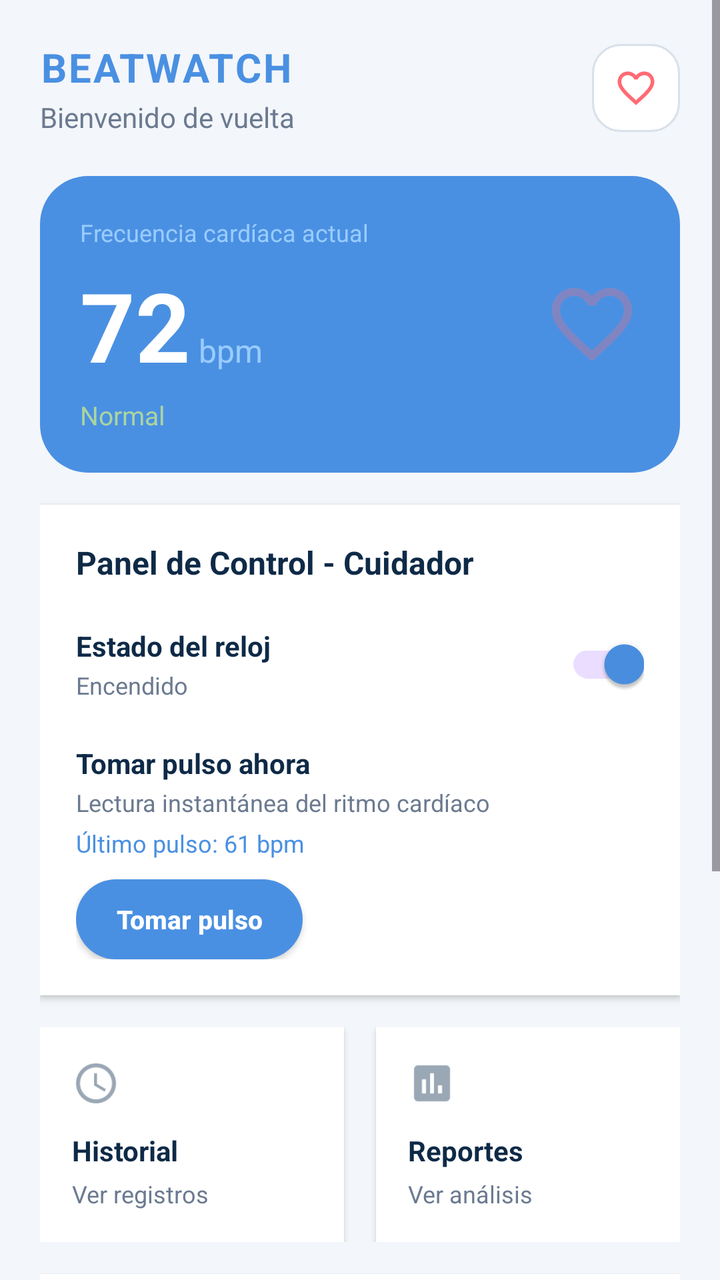
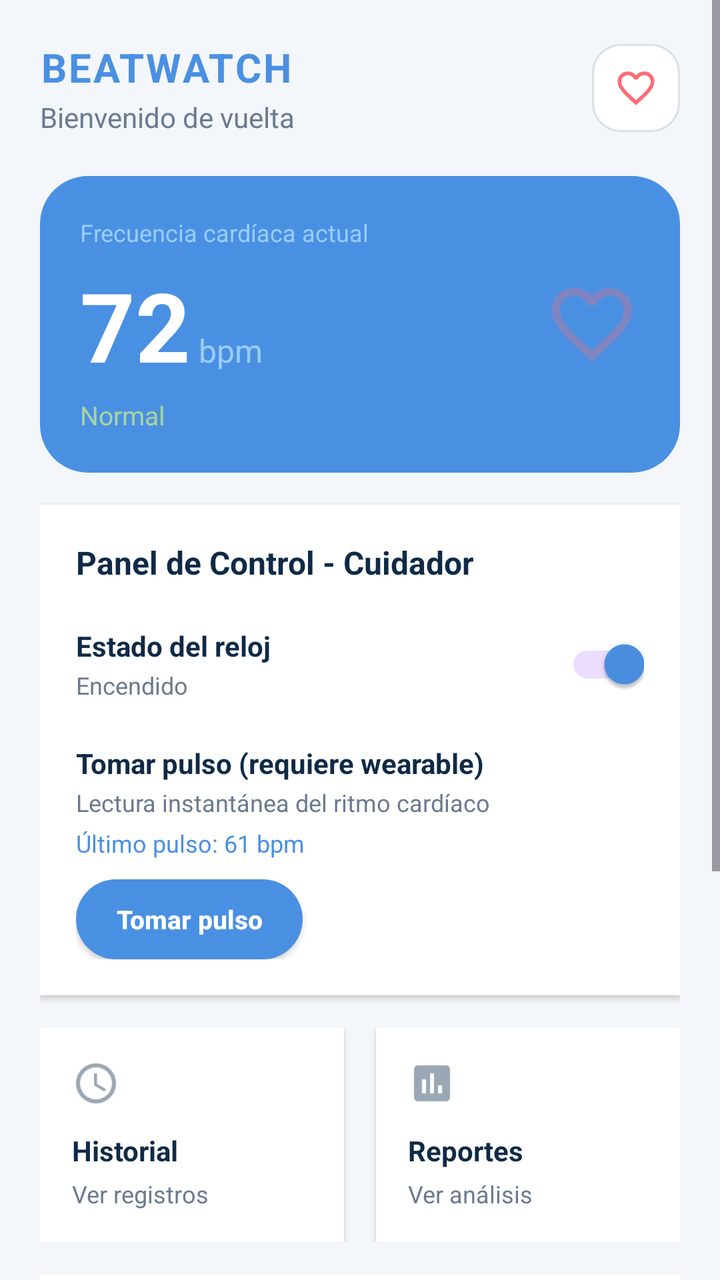

Compare the two renders of this Android layout. The source of the first and the diff that turns it into the second are given below.
<!-- AndroidManifest.xml: application theme Theme.BEATWATCH -->
<!-- res/layout/fragment_inicio.xml -->
<?xml version="1.0" encoding="utf-8"?>
<ScrollView xmlns:android="http://schemas.android.com/apk/res/android"
    android:layout_width="match_parent"
    android:layout_height="match_parent"
    android:background="@color/beatwatch_background">

    <LinearLayout
        android:layout_width="match_parent"
        android:layout_height="wrap_content"
        android:orientation="vertical"
        android:padding="20dp">

        
        <LinearLayout
            android:layout_width="match_parent"
            android:layout_height="wrap_content"
            android:gravity="center_vertical"
            android:orientation="horizontal">

            <LinearLayout
                android:layout_width="0dp"
                android:layout_height="wrap_content"
                android:layout_weight="1"
                android:orientation="vertical">

                <TextView
                    android:layout_width="wrap_content"
                    android:layout_height="wrap_content"
                    android:letterSpacing="0.05"
                    android:text="@string/app_name"
                    android:textColor="@color/beatwatch_blue"
                    android:textSize="20sp"
                    android:textStyle="bold" />

                <TextView
                    android:layout_width="wrap_content"
                    android:layout_height="wrap_content"
                    android:layout_marginTop="2dp"
                    android:text="Bienvenido de vuelta"
                    android:textColor="#6B7A90"
                    android:textSize="14sp" />
            </LinearLayout>

            
            <FrameLayout
                android:layout_width="44dp"
                android:layout_height="44dp"
                android:background="@drawable/bg_token_input">

                <ImageView
                    android:layout_width="22dp"
                    android:layout_height="22dp"
                    android:layout_gravity="center"
                    android:contentDescription="Notificaciones"
                    android:src="@drawable/ic_heart_outline" />
            </FrameLayout>
        </LinearLayout>

        
        <LinearLayout
            android:layout_width="match_parent"
            android:layout_height="wrap_content"
            android:layout_marginTop="20dp"
            android:background="@drawable/bg_primary_button"
            android:orientation="horizontal"
            android:padding="20dp">

            <LinearLayout
                android:layout_width="0dp"
                android:layout_height="wrap_content"
                android:layout_weight="1"
                android:orientation="vertical">

                <TextView
                    android:layout_width="wrap_content"
                    android:layout_height="wrap_content"
                    android:text="Frecuencia cardíaca actual"
                    android:textColor="#99CCFF"
                    android:textSize="12sp" />

                <LinearLayout
                    android:layout_width="wrap_content"
                    android:layout_height="wrap_content"
                    android:layout_marginTop="6dp"
                    android:gravity="bottom"
                    android:orientation="horizontal">

                    <TextView
                        android:id="@+id/tvFrecuenciaCardiaca"
                        android:layout_width="wrap_content"
                        android:layout_height="wrap_content"
                        android:text="72"
                        android:textColor="@color/white"
                        android:textSize="48sp"
                        android:textStyle="bold" />

                    <TextView
                        android:layout_width="wrap_content"
                        android:layout_height="wrap_content"
                        android:layout_marginStart="4dp"
                        android:text="bpm"
                        android:textColor="#99CCFF"
                        android:textSize="16sp" />
                </LinearLayout>

                <TextView
                    android:id="@+id/tvEstadoFrecuencia"
                    android:layout_width="wrap_content"
                    android:layout_height="wrap_content"
                    android:layout_marginTop="4dp"
                    android:text="Normal"
                    android:textColor="#AAD4A0"
                    android:textSize="13sp" />
            </LinearLayout>

            <ImageView
                android:layout_width="48dp"
                android:layout_height="48dp"
                android:layout_gravity="center_vertical"
                android:alpha="0.3"
                android:contentDescription="Corazón"
                android:src="@drawable/ic_heart_outline" />
        </LinearLayout>

        
        <LinearLayout
            android:layout_width="match_parent"
            android:layout_height="wrap_content"
            android:layout_marginTop="16dp"
            android:background="@color/white"
            android:elevation="2dp"
            android:orientation="vertical"
            android:outlineProvider="background"
            android:padding="18dp">

            <TextView
                android:layout_width="wrap_content"
                android:layout_height="wrap_content"
                android:text="Panel de Control - Cuidador"
                android:textColor="@color/beatwatch_dark_blue"
                android:textSize="16sp"
                android:textStyle="bold" />

            
            <LinearLayout
                android:layout_width="match_parent"
                android:layout_height="wrap_content"
                android:layout_marginTop="16dp"
                android:gravity="center_vertical"
                android:orientation="horizontal">

                <LinearLayout
                    android:layout_width="0dp"
                    android:layout_height="wrap_content"
                    android:layout_weight="1"
                    android:orientation="vertical">

                    <TextView
                        android:layout_width="wrap_content"
                        android:layout_height="wrap_content"
                        android:text="Estado del reloj"
                        android:textColor="@color/beatwatch_dark_blue"
                        android:textSize="14sp"
                        android:textStyle="bold" />

                    <TextView
                        android:id="@+id/tvEstadoReloj"
                        android:layout_width="wrap_content"
                        android:layout_height="wrap_content"
                        android:layout_marginTop="2dp"
                        android:text="Encendido"
                        android:textColor="#6B7A90"
                        android:textSize="12sp" />
                </LinearLayout>

                <androidx.appcompat.widget.SwitchCompat
                    android:id="@+id/switchReloj"
                    android:layout_width="wrap_content"
                    android:layout_height="wrap_content"
                    android:checked="true"
                    android:thumbTint="@color/white"
                    android:trackTint="@color/beatwatch_blue" />
            </LinearLayout>

            
            <LinearLayout
                android:layout_width="match_parent"
                android:layout_height="wrap_content"
                android:layout_marginTop="16dp"
                android:orientation="vertical">

                <TextView
                    android:layout_width="wrap_content"
                    android:layout_height="wrap_content"
                    android:text="Tomar pulso ahora"
                    android:textColor="@color/beatwatch_dark_blue"
                    android:textSize="14sp"
                    android:textStyle="bold" />

                <TextView
                    android:layout_width="wrap_content"
                    android:layout_height="wrap_content"
                    android:layout_marginTop="2dp"
                    android:text="Lectura instantánea del ritmo cardíaco"
                    android:textColor="#6B7A90"
                    android:textSize="12sp" />

                <TextView
                    android:id="@+id/tvUltimoPulso"
                    android:layout_width="wrap_content"
                    android:layout_height="wrap_content"
                    android:layout_marginTop="4dp"
                    android:text="Último pulso: 61 bpm"
                    android:textColor="@color/beatwatch_blue"
                    android:textSize="12sp" />

                <androidx.appcompat.widget.AppCompatButton
                    android:id="@+id/btnTomarPulso"
                    android:layout_width="wrap_content"
                    android:layout_height="40dp"
                    android:layout_marginTop="10dp"
                    android:background="@drawable/bg_primary_button"
                    android:paddingHorizontal="20dp"
                    android:text="Tomar pulso"
                    android:textAllCaps="false"
                    android:textColor="@color/white"
                    android:textSize="13sp"
                    android:textStyle="bold" />
            </LinearLayout>
        </LinearLayout>

        
        <LinearLayout
            android:layout_width="match_parent"
            android:layout_height="wrap_content"
            android:layout_marginTop="16dp"
            android:orientation="horizontal">

            
            <LinearLayout
                android:id="@+id/cardHistorial"
                android:layout_width="0dp"
                android:layout_height="wrap_content"
                android:layout_marginEnd="8dp"
                android:layout_weight="1"
                android:background="@color/white"
                android:clickable="true"
                android:elevation="2dp"
                android:focusable="true"
                android:orientation="vertical"
                android:padding="16dp">

                <ImageView
                    android:layout_width="24dp"
                    android:layout_height="24dp"
                    android:contentDescription="Historial"
                    android:src="@drawable/ic_historial" />

                <TextView
                    android:layout_width="wrap_content"
                    android:layout_height="wrap_content"
                    android:layout_marginTop="12dp"
                    android:text="Historial"
                    android:textColor="@color/beatwatch_dark_blue"
                    android:textSize="14sp"
                    android:textStyle="bold" />

                <TextView
                    android:layout_width="wrap_content"
                    android:layout_height="wrap_content"
                    android:layout_marginTop="4dp"
                    android:text="Ver registros"
                    android:textColor="#6B7A90"
                    android:textSize="12sp" />
            </LinearLayout>

            
            <LinearLayout
                android:id="@+id/cardReportes"
                android:layout_width="0dp"
                android:layout_height="wrap_content"
                android:layout_marginStart="8dp"
                android:layout_weight="1"
                android:background="@color/white"
                android:clickable="true"
                android:elevation="2dp"
                android:focusable="true"
                android:orientation="vertical"
                android:padding="16dp">

                <ImageView
                    android:layout_width="24dp"
                    android:layout_height="24dp"
                    android:contentDescription="Reportes"
                    android:src="@drawable/ic_reportes" />

                <TextView
                    android:layout_width="wrap_content"
                    android:layout_height="wrap_content"
                    android:layout_marginTop="12dp"
                    android:text="Reportes"
                    android:textColor="@color/beatwatch_dark_blue"
                    android:textSize="14sp"
                    android:textStyle="bold" />

                <TextView
                    android:layout_width="wrap_content"
                    android:layout_height="wrap_content"
                    android:layout_marginTop="4dp"
                    android:text="Ver análisis"
                    android:textColor="#6B7A90"
                    android:textSize="12sp" />
            </LinearLayout>
        </LinearLayout>

        
        <LinearLayout
            android:layout_width="match_parent"
            android:layout_height="wrap_content"
            android:layout_marginTop="16dp"
            android:layout_marginBottom="20dp"
            android:background="@color/white"
            android:elevation="2dp"
            android:orientation="vertical"
            android:padding="18dp">

            <TextView
                android:layout_width="wrap_content"
                android:layout_height="wrap_content"
                android:text="Paciente"
                android:textColor="@color/beatwatch_dark_blue"
                android:textSize="16sp"
                android:textStyle="bold" />

            <LinearLayout
                android:layout_width="match_parent"
                android:layout_height="wrap_content"
                android:layout_marginTop="12dp"
                android:gravity="center_vertical"
                android:orientation="horizontal">

                <ImageView
                    android:layout_width="44dp"
                    android:layout_height="44dp"
                    android:contentDescription="Avatar"
                    android:src="@drawable/ic_perfil" />

                <LinearLayout
                    android:layout_width="0dp"
                    android:layout_height="wrap_content"
                    android:layout_marginStart="12dp"
                    android:layout_weight="1"
                    android:orientation="vertical">

                    <TextView
                        android:id="@+id/tvNombrePaciente"
                        android:layout_width="wrap_content"
                        android:layout_height="wrap_content"
                        android:textColor="@color/beatwatch_dark_blue"
                        android:textSize="15sp"
                        android:textStyle="bold" />

                    <TextView
                        android:id="@+id/tvDetallesPaciente"
                        android:layout_width="wrap_content"
                        android:layout_height="wrap_content"
                        android:layout_marginTop="2dp"
                        android:textColor="#6B7A90"
                        android:textSize="13sp" />

                    <TextView
                        android:id="@+id/tvDiagnosticoPaciente"
                        android:layout_width="wrap_content"
                        android:layout_height="wrap_content"
                        android:layout_marginTop="2dp"
                        android:textColor="@color/beatwatch_heart"
                        android:textSize="13sp" />
                </LinearLayout>
            </LinearLayout>
        </LinearLayout>

        
        <LinearLayout
            android:layout_width="match_parent"
            android:layout_height="wrap_content"
            android:layout_marginTop="16dp"
            android:layout_marginBottom="20dp"
            android:orientation="vertical">

            <LinearLayout
                android:layout_width="match_parent"
                android:layout_height="wrap_content"
                android:gravity="center_vertical"
                android:orientation="horizontal">

                <TextView
                    android:layout_width="0dp"
                    android:layout_height="wrap_content"
                    android:layout_weight="1"
                    android:text="Dispositivos enlazados"
                    android:textColor="@color/beatwatch_dark_blue"
                    android:textSize="16sp"
                    android:textStyle="bold" />

                <TextView
                    android:id="@+id/tvAgregarDispositivo"
                    android:layout_width="wrap_content"
                    android:layout_height="wrap_content"
                    android:clickable="true"
                    android:focusable="true"
                    android:padding="4dp"
                    android:text="+ Agregar Dispositivo"
                    android:textColor="@color/beatwatch_blue"
                    android:textSize="14sp"
                    android:textStyle="bold" />
            </LinearLayout>

            <TextView
                android:id="@+id/tvCargandoDispositivos"
                android:layout_width="match_parent"
                android:layout_height="wrap_content"
                android:layout_marginTop="12dp"
                android:background="@color/white"
                android:elevation="2dp"
                android:gravity="center"
                android:padding="20dp"
                android:text="Cargando dispositivos..."
                android:textColor="#6B7A90"
                android:textSize="14sp" />

            <LinearLayout
                android:id="@+id/emptyDispositivos"
                android:layout_width="match_parent"
                android:layout_height="wrap_content"
                android:layout_marginTop="12dp"
                android:background="@color/white"
                android:elevation="2dp"
                android:gravity="center"
                android:orientation="vertical"
                android:padding="20dp"
                android:visibility="gone">

                <TextView
                    android:layout_width="wrap_content"
                    android:layout_height="wrap_content"
                    android:text="Aún no tienes dispositivos enlazados."
                    android:textColor="#6B7A90"
                    android:textSize="14sp" />

                <androidx.appcompat.widget.AppCompatButton
                    android:id="@+id/btnAgregarDispositivoEmpty"
                    android:layout_width="wrap_content"
                    android:layout_height="40dp"
                    android:layout_marginTop="12dp"
                    android:background="@drawable/bg_primary_button"
                    android:paddingHorizontal="20dp"
                    android:text="Buscar dispositivo Bluetooth"
                    android:textAllCaps="false"
                    android:textColor="@color/white"
                    android:textSize="13sp"
                    android:textStyle="bold" />
            </LinearLayout>

            <androidx.recyclerview.widget.RecyclerView
                android:id="@+id/rvDispositivos"
                android:layout_width="match_parent"
                android:layout_height="wrap_content"
                android:layout_marginTop="12dp"
                android:nestedScrollingEnabled="false"
                android:visibility="gone" />
        </LinearLayout>

    </LinearLayout>
</ScrollView>
<!-- resources referenced by this layout -->
<resources>
  <color name="beatwatch_background">#F3F6FA</color>
  <color name="beatwatch_blue">#4A90E2</color>
  <color name="beatwatch_dark_blue">#0E2A47</color>
  <color name="beatwatch_heart">#FF6B75</color>
  <color name="white">#FFFFFF</color>
  <!-- drawable bg_primary_button (drawable) -->
  <?xml version="1.0" encoding="utf-8"?>
  <ripple xmlns:android="http://schemas.android.com/apk/res/android"
      android:color="#40FFFFFF">
      <item>
          <shape android:shape="rectangle">
              <solid android:color="@color/beatwatch_blue" />
              <corners android:radius="24dp" />
          </shape>
      </item>
  </ripple>
  <!-- drawable bg_token_input (drawable) -->
  <?xml version="1.0" encoding="utf-8"?>
  <selector xmlns:android="http://schemas.android.com/apk/res/android">
  
      <item android:state_focused="true">
          <shape android:shape="rectangle">
              <solid android:color="@color/white" />
              <stroke android:width="1.5dp" android:color="@color/beatwatch_blue" />
              <corners android:radius="14dp" />
          </shape>
      </item>
  
      <item>
          <shape android:shape="rectangle">
              <solid android:color="@color/white" />
              <stroke android:width="1dp" android:color="@color/input_border" />
              <corners android:radius="14dp" />
          </shape>
      </item>
  
  </selector>
  <!-- drawable ic_historial (drawable) -->
  <?xml version="1.0" encoding="utf-8"?>
  <vector xmlns:android="http://schemas.android.com/apk/res/android"
      android:width="24dp"
      android:height="24dp"
      android:viewportWidth="24"
      android:viewportHeight="24">
      <path
          android:fillColor="#9AA7B4"
          android:pathData="M11.99,2C6.47,2 2,6.48 2,12s4.47,10 9.99,10C17.52,22 22,17.52 22,12S17.52,2 11.99,2zM12,20c-4.42,0 -8,-3.58 -8,-8s3.58,-8 8,-8 8,3.58 8,8 -3.58,8 -8,8zM12.5,7H11v6l5.25,3.15 0.75,-1.23 -4.5,-2.67z" />
  </vector>
  <!-- drawable ic_perfil (drawable) -->
  <?xml version="1.0" encoding="utf-8"?>
  <vector xmlns:android="http://schemas.android.com/apk/res/android"
      android:width="24dp"
      android:height="24dp"
      android:viewportWidth="24"
      android:viewportHeight="24">
      <path
          android:fillColor="#9AA7B4"
          android:pathData="M12,12c2.21,0 4,-1.79 4,-4s-1.79,-4 -4,-4 -4,1.79 -4,4 1.79,4 4,4zM12,14c-2.67,0 -8,1.34 -8,4v2h16v-2c0,-2.66 -5.33,-4 -8,-4z" />
  </vector>
  <!-- drawable ic_reportes (drawable) -->
  <?xml version="1.0" encoding="utf-8"?>
  <vector xmlns:android="http://schemas.android.com/apk/res/android"
      android:width="24dp"
      android:height="24dp"
      android:viewportWidth="24"
      android:viewportHeight="24">
      <path
          android:fillColor="#9AA7B4"
          android:pathData="M19,3H5c-1.1,0 -2,0.9 -2,2v14c0,1.1 0.9,2 2,2h14c1.1,0 2,-0.9 2,-2V5c0,-1.1 -0.9,-2 -2,-2zM9,17H7v-7h2v7zM13,17h-2V7h2v10zM17,17h-2v-4h2v4z" />
  </vector>
  <string name="app_name">BEATWATCH</string>
  <style name="Theme.BEATWATCH" parent="Theme.Material3.Light.NoActionBar">
          <item name="colorPrimary">@color/beatwatch_blue</item>
          <item name="colorOnPrimary">@color/white</item>
  
          
          <item name="android:statusBarColor">@color/beatwatch_background</item>
          <item name="android:windowLightStatusBar">true</item>
          <item name="android:navigationBarColor">@color/beatwatch_background</item>
  
          
          <item name="android:windowBackground">@color/beatwatch_background</item>
      </style>
  <color name="input_border">#D8E0EA</color>
  <!-- unchanged entries left out for length: 1 -->
</resources>

<!-- the commit's change to res/layout/fragment_inicio.xml (unified diff, before → after) -->
@@ -192,7 +192,7 @@
                 <TextView
                     android:layout_width="wrap_content"
                     android:layout_height="wrap_content"
-                    android:text="Tomar pulso ahora"
+                        android:text="Tomar pulso (requiere wearable)"
                     android:textColor="@color/beatwatch_dark_blue"
                     android:textSize="14sp"
                     android:textStyle="bold" />
